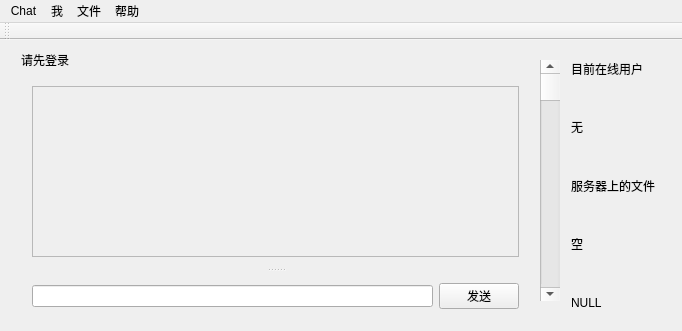
Qt form mainwindow.ui (ZHZXOJ/Chat-user) before a commit.
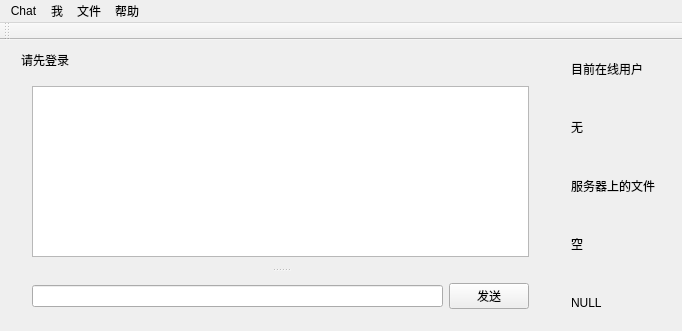
The same form after that commit.

Patch:
```diff
--- a/mainwindow.ui
+++ b/mainwindow.ui
@@ -14,19 +14,6 @@
    <string>MainWindow</string>
   </property>
   <widget class="QWidget" name="centralWidget">
-   <widget class="QScrollBar" name="verticalScrollBar">
-    <property name="geometry">
-     <rect>
-      <x>540</x>
-      <y>20</y>
-      <width>20</width>
-      <height>241</height>
-     </rect>
-    </property>
-    <property name="orientation">
-     <enum>Qt::Vertical</enum>
-    </property>
-   </widget>
    <widget class="QWidget" name="layoutWidget">
     <property name="geometry">
      <rect>
@@ -74,12 +61,12 @@
      </item>
     </layout>
    </widget>
-   <widget class="QWidget" name="">
+   <widget class="QWidget" name="layoutWidget">
     <property name="geometry">
      <rect>
       <x>10</x>
       <y>0</y>
-      <width>531</width>
+      <width>541</width>
       <height>291</height>
      </rect>
     </property>
@@ -96,18 +83,21 @@
        <property name="orientation">
         <enum>Qt::Vertical</enum>
        </property>
-       <widget class="QWidget" name="">
+       <widget class="QWidget" name="layoutWidget">
         <layout class="QVBoxLayout" name="verticalLayout" stretch="0">
          <item>
           <widget class="QTextEdit" name="textEdit">
            <property name="enabled">
-            <bool>false</bool>
+            <bool>true</bool>
+           </property>
+           <property name="styleSheet">
+            <string notr="true">font: 10pt &quot;黑体&quot;;</string>
            </property>
           </widget>
          </item>
         </layout>
        </widget>
-       <widget class="QWidget" name="">
+       <widget class="QWidget" name="layoutWidget">
         <layout class="QHBoxLayout" name="horizontalLayout">
          <item>
           <widget class="QLineEdit" name="lineEdit"/>
```
